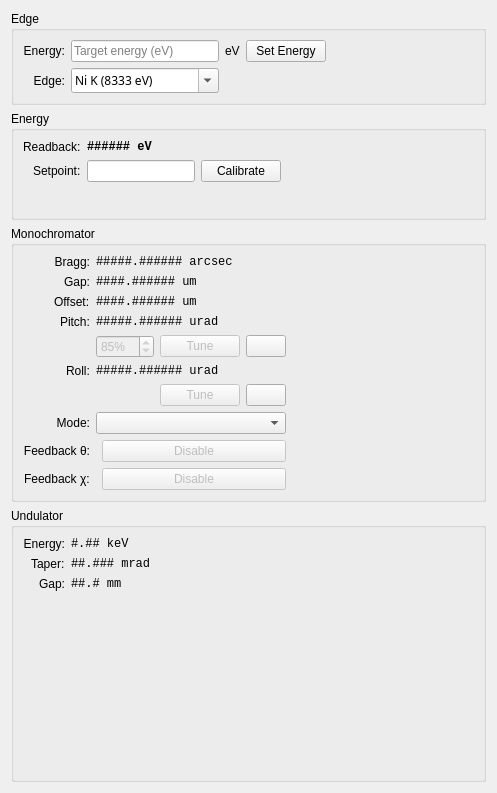
Old version of the form src/firefly/energy.ui in the repository spc-group/haven.
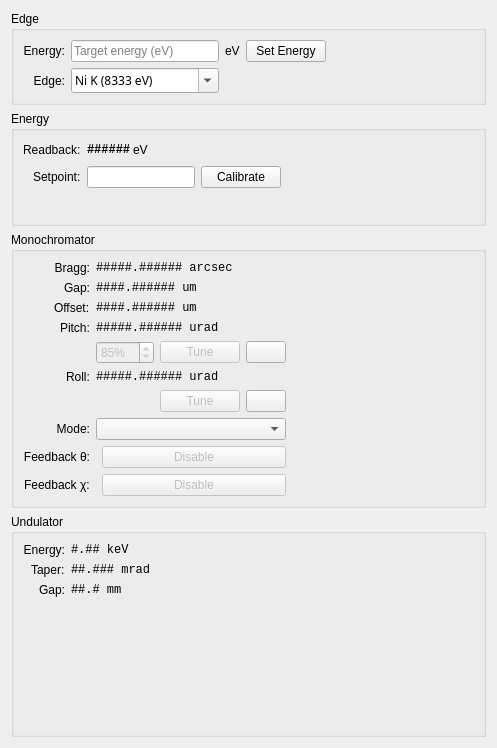
New version of the form. Icons and pictures are not drawn. Custom widgets are drawn as their Qt base class.

Commit message: Fixed precision on signals for energy positioner window.

What changed in the file:
```diff
--- a/src/firefly/energy.ui
+++ b/src/firefly/energy.ui
@@ -7,7 +7,7 @@
     <x>0</x>
     <y>0</y>
     <width>497</width>
-    <height>793</height>
+    <height>748</height>
    </rect>
   </property>
   <property name="windowTitle">
@@ -157,29 +157,6 @@
           </property>
          </widget>
         </item>
-        <item row="0" column="1">
-         <widget class="PyDMLabel" name="PyDMLabel_4">
-          <property name="font">
-           <font>
-            <family>Monospace</family>
-            <weight>75</weight>
-            <bold>true</bold>
-           </font>
-          </property>
-          <property name="toolTip">
-           <string>The current readback value for the beamline energy, based on the monochromator setpoint.</string>
-          </property>
-          <property name="text">
-           <string>###### eV</string>
-          </property>
-          <property name="showUnits" stdset="0">
-           <bool>true</bool>
-          </property>
-          <property name="channel" stdset="0">
-           <string>haven://energy.readback</string>
-          </property>
-         </widget>
-        </item>
         <item row="1" column="0">
          <widget class="QLabel" name="label_13">
           <property name="text">
@@ -247,6 +224,56 @@
           </item>
          </layout>
         </item>
+        <item row="0" column="1">
+         <layout class="QHBoxLayout" name="horizontalLayout_7">
+          <property name="spacing">
+           <number>2</number>
+          </property>
+          <item>
+           <widget class="PyDMLabel" name="PyDMLabel_4">
+            <property name="font">
+             <font>
+              <family>Monospace</family>
+              <weight>75</weight>
+              <bold>true</bold>
+             </font>
+            </property>
+            <property name="toolTip">
+             <string>The current readback value for the beamline energy, based on the monochromator setpoint.</string>
+            </property>
+            <property name="text">
+             <string>######</string>
+            </property>
+            <property name="showUnits" stdset="0">
+             <bool>true</bool>
+            </property>
+            <property name="channel" stdset="0">
+             <string>haven://energy.readback</string>
+            </property>
+           </widget>
+          </item>
+          <item>
+           <widget class="QLabel" name="label_19">
+            <property name="text">
+             <string>eV</string>
+            </property>
+           </widget>
+          </item>
+          <item>
+           <spacer name="horizontalSpacer_4">
+            <property name="orientation">
+             <enum>Qt::Horizontal</enum>
+            </property>
+            <property name="sizeHint" stdset="0">
+             <size>
+              <width>40</width>
+              <height>20</height>
+             </size>
+            </property>
+           </spacer>
+          </item>
+         </layout>
+        </item>
        </layout>
       </item>
       <item>
```
Left out of the diff: 4 changed lines with no effect on the pictures.
